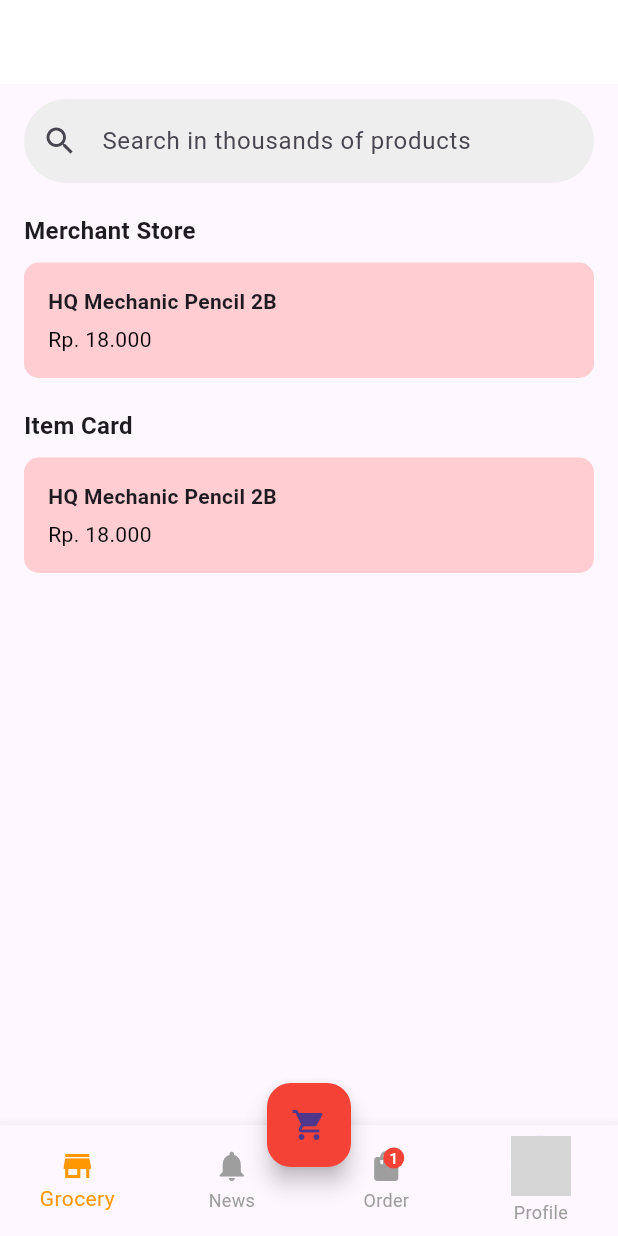
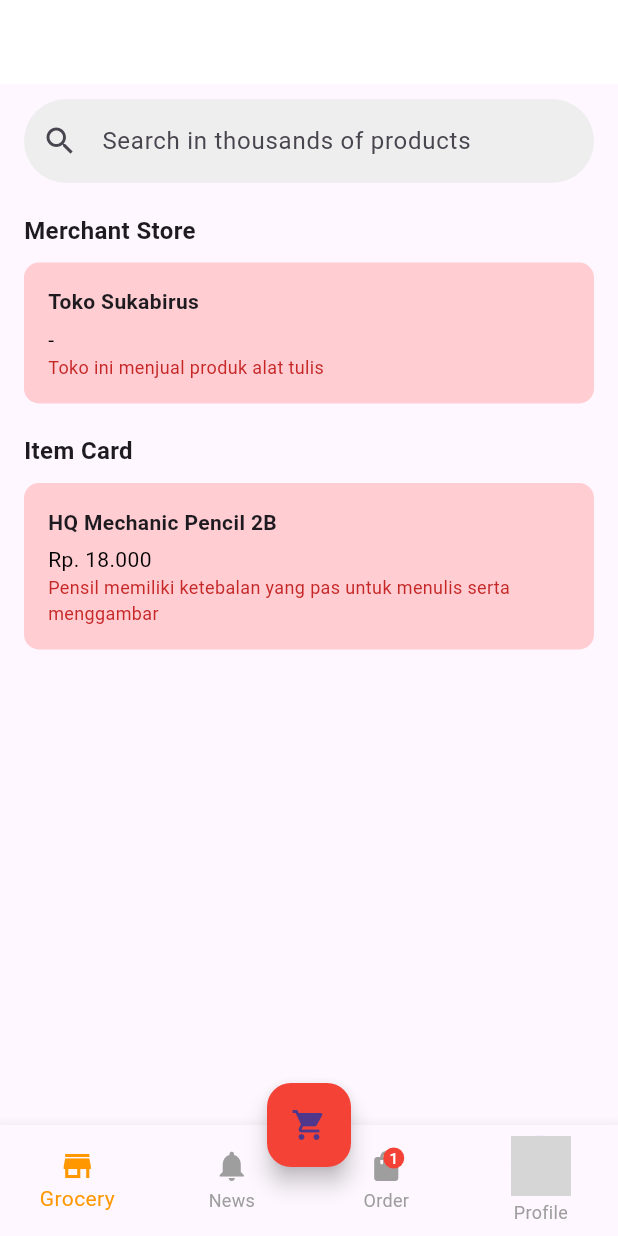
Before and after one commit to MNFI13-blode/Pemrak_Tubes, a Flutter app: the screen it shows after launch, on a phone screen of 412 x 824 dp. Run offline on Flutter 3.47's test engine with Material 3 defaults, Android fonts, the phone set to English and light mode, and no system bars; our stand-ins replace cached_network_image; network calls fail; grey boxes are pictures that could not be loaded.

Commit message:
menambahkan deskripsi untuk merchant store dan item card produk

```diff
--- a/telu_market/lib/home.dart
+++ b/telu_market/lib/home.dart
@@ -71,8 +71,9 @@ class _HomeScreenState extends State<HomeScreen> {
                   ),
                   SizedBox(height: 10),
                   ItemCard(
-                    title: 'HQ Mechanic Pencil 2B',
-                    originalPrice: 'Rp. 18.000',
+                    title: 'Toko Sukabirus',
+                    originalPrice: '-',
+                    description: 'Toko ini menjual produk alat tulis',
                   ),
                   SizedBox(height: 20),
                   Text(
@@ -83,6 +84,7 @@ class _HomeScreenState extends State<HomeScreen> {
                   ItemCard(
                     title: 'HQ Mechanic Pencil 2B',
                     originalPrice: 'Rp. 18.000',
+                    description: 'Pensil memiliki ketebalan yang pas untuk menulis serta menggambar',
                   ),
                 ],
               ),
```
